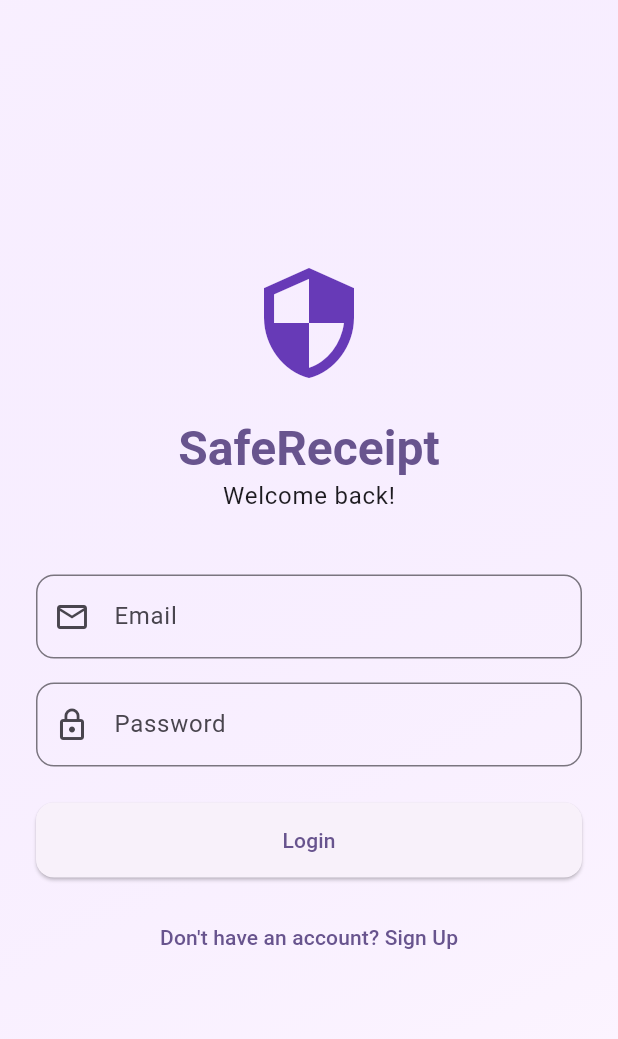
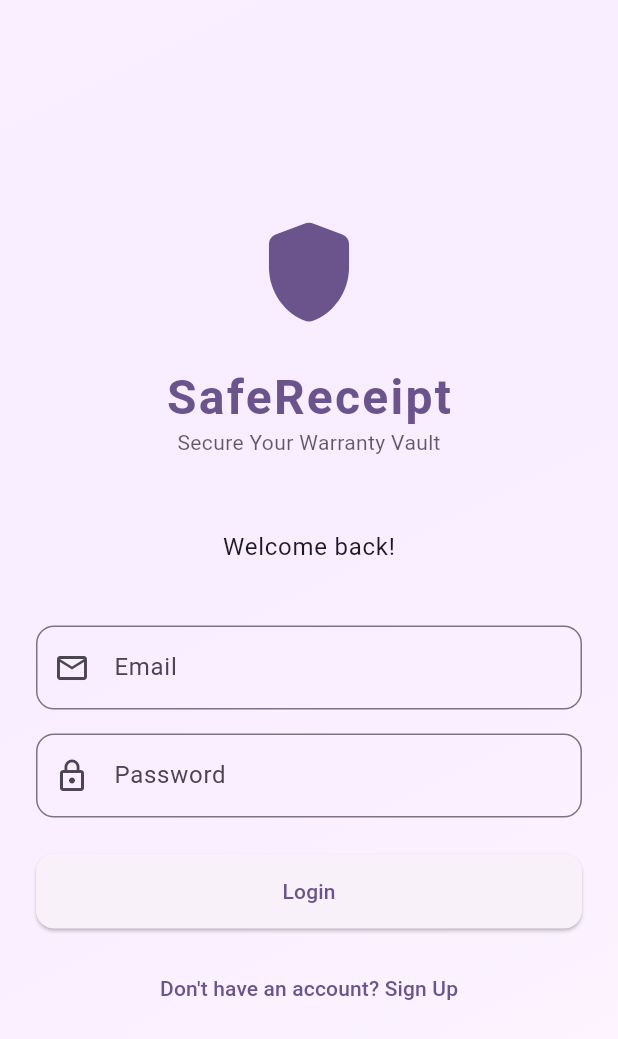
Before and after one commit to re1c/safe_receipt, a Flutter app: the screen it shows after launch, on a phone screen of 412 x 824 dp. Shown: the top 1039 px of the screen. Run offline on Flutter 3.47's test engine with Material 3 defaults, Android fonts, the phone set to English and light mode, and no system bars; our stand-ins replace cloud_firestore, connectivity_plus, firebase_auth, firebase_core, firebase_storage, flutter_local_notifications and 4 more; accounts and stored records are empty.

Commit message:
chore: optimize .gitignore and finalize premium UI/UX

```diff
--- a/lib/main.dart
+++ b/lib/main.dart
@@ -44,7 +44,7 @@ class SafeReceiptApp extends StatelessWidget {
         theme: ThemeData(
           useMaterial3: true,
           colorScheme: ColorScheme.fromSeed(
-            seedColor: Colors.deepPurple,
+            seedColor: const Color(0xFF9D50FF),
             brightness: Brightness.light,
           ),
           appBarTheme: const AppBarTheme(
@@ -55,11 +55,21 @@ class SafeReceiptApp extends StatelessWidget {
         darkTheme: ThemeData(
           useMaterial3: true,
           colorScheme: ColorScheme.fromSeed(
-            seedColor: Colors.deepPurple,
+            seedColor: const Color(0xFF9D50FF),
             brightness: Brightness.dark,
+            surface: const Color(0xFF0F0B1E),
+          ),
+          cardTheme: CardThemeData(
+            elevation: 0,
+            shape: RoundedRectangleBorder(
+              borderRadius: BorderRadius.circular(16),
+              side: BorderSide(color: Colors.white.withValues(alpha: 0.05)),
+            ),
+            color: const Color(0xFF1A1433),
           ),
           appBarTheme: const AppBarTheme(
             centerTitle: true,
+            backgroundColor: Colors.transparent,
             elevation: 0,
           ),
         ),
--- a/lib/ui/auth/login_screen.dart
+++ b/lib/ui/auth/login_screen.dart
@@ -59,15 +59,27 @@ class _LoginScreenState extends State<LoginScreen> {
             child: Column(
               mainAxisAlignment: MainAxisAlignment.center,
               children: [
-                const Icon(Icons.security, size: 80, color: Colors.deepPurple),
+                Icon(
+                  Icons.shield_rounded,
+                  size: 80,
+                  color: theme.colorScheme.primary,
+                ),
                 const SizedBox(height: 24),
                 Text(
                   'SafeReceipt',
                   style: theme.textTheme.headlineLarge?.copyWith(
                     fontWeight: FontWeight.bold,
                     color: theme.colorScheme.primary,
+                    letterSpacing: 1.5,
                   ),
                 ),
+                Text(
+                  'Secure Your Warranty Vault',
+                  style: theme.textTheme.bodyMedium?.copyWith(
+                    color: theme.colorScheme.onSurface.withValues(alpha: 0.7),
+                  ),
+                ),
+                const SizedBox(height: 48),
                 Text(
                   _isLogin ? 'Welcome back!' : 'Create your account',
                   style: theme.textTheme.bodyLarge,
```
Also changed, not shown: pubspec.yaml (+7 -0 lines), assets/images/app_icon.png (added), pubspec.lock, 30 other files.
